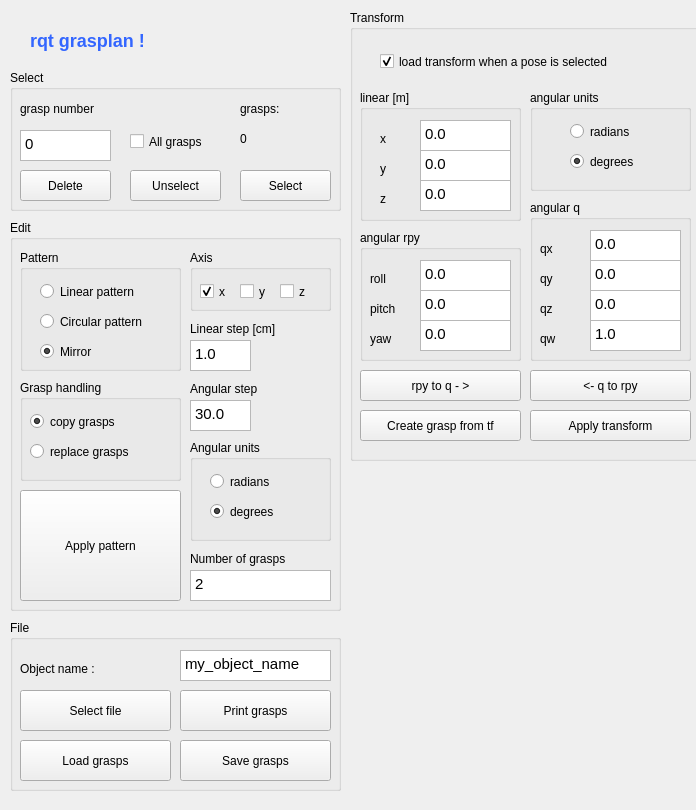
Before: the Qt Designer form config/rqt_grasplan/rqtgrasplan.ui in DFKI-NI/grasplan, drawn with Qt 5.
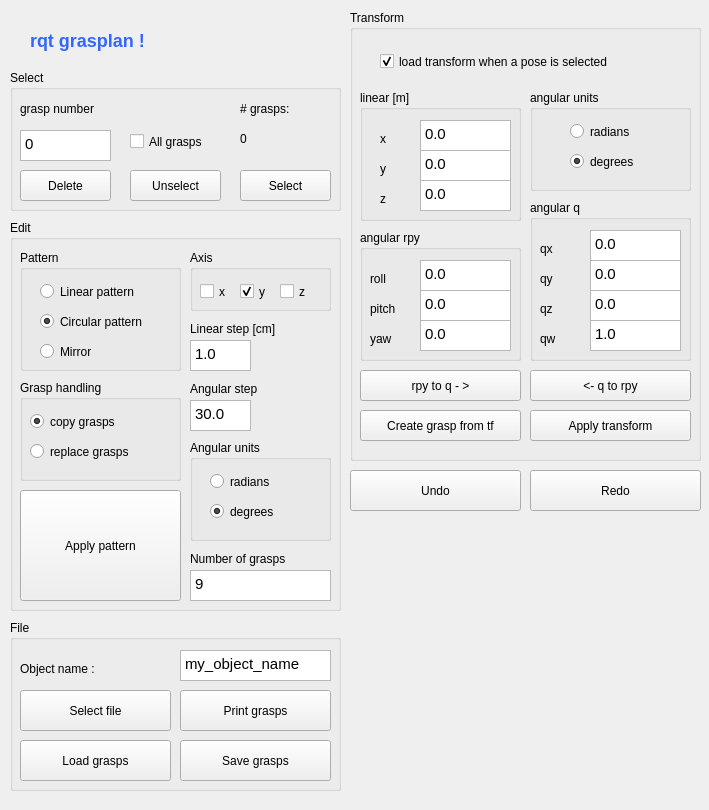
After: the same form once the commit is applied.

Commit message: add basic undo/redo functionality

```diff
--- a/config/rqt_grasplan/rqtgrasplan.ui
+++ b/config/rqt_grasplan/rqtgrasplan.ui
@@ -9,7 +9,7 @@
    <rect>
     <x>0</x>
     <y>0</y>
-    <width>696</width>
+    <width>709</width>
     <height>810</height>
    </rect>
   </property>
@@ -579,7 +579,7 @@
       <string>Mirror</string>
      </property>
      <property name="checked">
-      <bool>true</bool>
+      <bool>false</bool>
      </property>
     </widget>
     <widget class="QRadioButton" name="optEditGPatternCircular">
@@ -595,7 +595,7 @@
       <string>Circular pattern</string>
      </property>
      <property name="checked">
-      <bool>false</bool>
+      <bool>true</bool>
      </property>
     </widget>
     <widget class="QRadioButton" name="optEditGPatternLinear">
@@ -652,6 +652,9 @@
      <property name="text">
       <string>y</string>
      </property>
+     <property name="checked">
+      <bool>true</bool>
+     </property>
     </widget>
     <widget class="QCheckBox" name="chkEditGAxisX">
      <property name="geometry">
@@ -666,7 +669,7 @@
       <string>x</string>
      </property>
      <property name="checked">
-      <bool>true</bool>
+      <bool>false</bool>
      </property>
     </widget>
    </widget>
@@ -772,7 +775,7 @@
 &lt;html&gt;&lt;head&gt;&lt;meta name=&quot;qrichtext&quot; content=&quot;1&quot; /&gt;&lt;style type=&quot;text/css&quot;&gt;
 p, li { white-space: pre-wrap; }
 &lt;/style&gt;&lt;/head&gt;&lt;body style=&quot; font-family:'Ubuntu'; font-size:11pt; font-weight:400; font-style:normal;&quot;&gt;
-&lt;p style=&quot; margin-top:0px; margin-bottom:0px; margin-left:0px; margin-right:0px; -qt-block-indent:0; text-indent:0px;&quot;&gt;2&lt;/p&gt;&lt;/body&gt;&lt;/html&gt;</string>
+&lt;p style=&quot; margin-top:0px; margin-bottom:0px; margin-left:0px; margin-right:0px; -qt-block-indent:0; text-indent:0px;&quot;&gt;9&lt;/p&gt;&lt;/body&gt;&lt;/html&gt;</string>
     </property>
    </widget>
    <widget class="QLabel" name="lblGraspNumbers_16">
@@ -918,12 +921,12 @@
      <rect>
       <x>230</x>
       <y>30</y>
-      <width>61</width>
+      <width>81</width>
       <height>17</height>
      </rect>
     </property>
     <property name="text">
-     <string>grasps:</string>
+     <string># grasps:</string>
     </property>
    </widget>
    <widget class="QLabel" name="lblGraspSGrasps">
@@ -1035,6 +1038,32 @@
     </property>
    </widget>
   </widget>
+  <widget class="QPushButton" name="cmdUndo">
+   <property name="geometry">
+    <rect>
+     <x>350</x>
+     <y>470</y>
+     <width>171</width>
+     <height>41</height>
+    </rect>
+   </property>
+   <property name="text">
+    <string>Undo</string>
+   </property>
+  </widget>
+  <widget class="QPushButton" name="cmdRedo">
+   <property name="geometry">
+    <rect>
+     <x>530</x>
+     <y>470</y>
+     <width>171</width>
+     <height>41</height>
+    </rect>
+   </property>
+   <property name="text">
+    <string>Redo</string>
+   </property>
+  </widget>
  </widget>
  <resources/>
  <connections/>
```
The commit also changes 1 other file.
